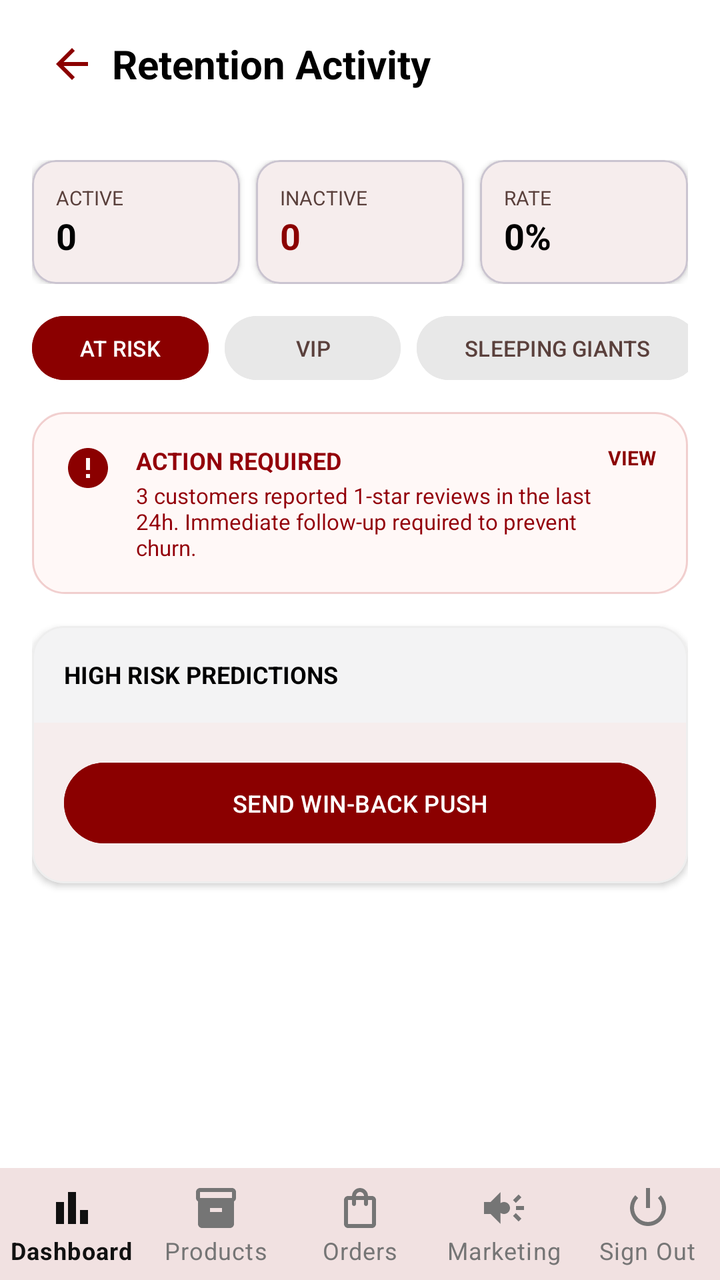
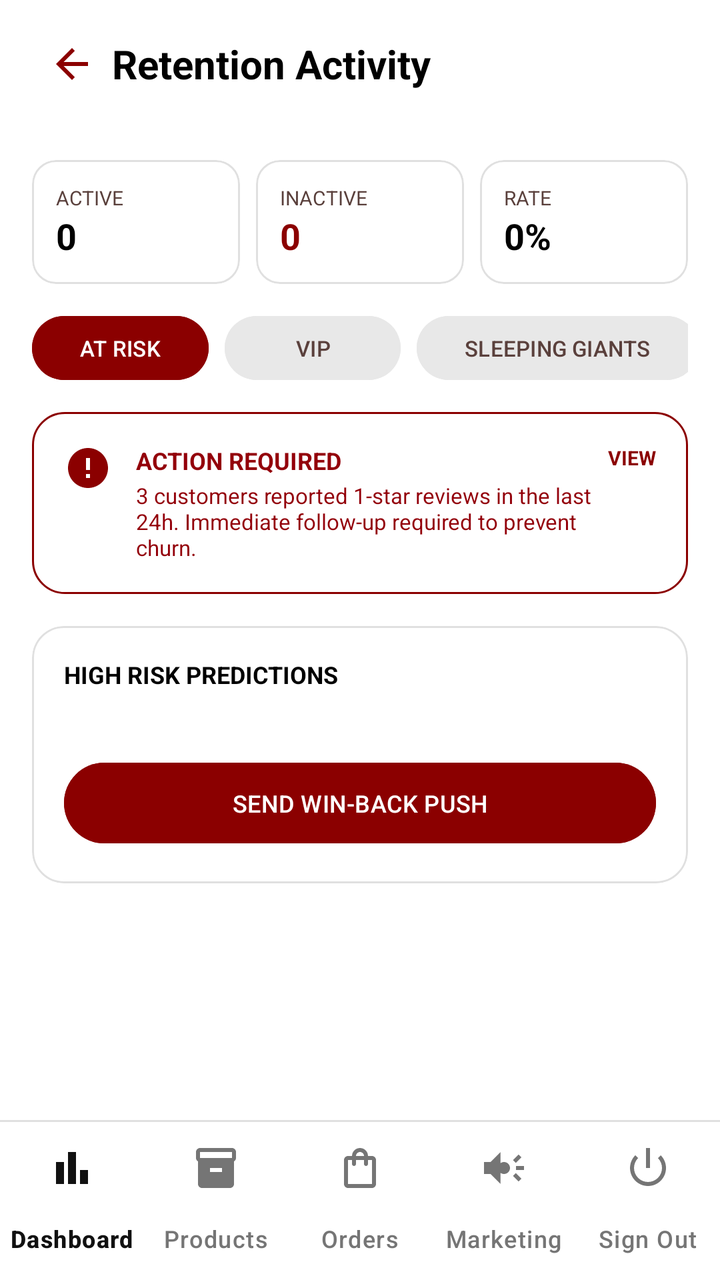

Screens rendered from an Android XML layout before and after an edit, with the pre-edit source and the edit as a unified diff.
<!-- AndroidManifest.xml: application theme Theme.TirTirMCommerce -->
<!-- res/layout/activity_admin_churn.xml -->
<?xml version="1.0" encoding="utf-8"?>
<androidx.constraintlayout.widget.ConstraintLayout xmlns:android="http://schemas.android.com/apk/res/android"
    xmlns:app="http://schemas.android.com/apk/res-auto"
    xmlns:tools="http://schemas.android.com/tools"
    android:layout_width="match_parent"
    android:layout_height="match_parent"
    android:background="@color/tirtir_surface">

    
    <androidx.appcompat.widget.Toolbar
        android:id="@+id/toolbarAdminChurn"
        android:layout_width="match_parent"
        android:layout_height="?attr/actionBarSize"
        android:background="@color/white"
        app:elevation="4dp"
        app:layout_constraintTop_toTopOf="parent">

        <LinearLayout
            android:layout_width="match_parent"
            android:layout_height="wrap_content"
            android:gravity="center_vertical"
            android:orientation="horizontal">

            <ImageView
                android:id="@+id/btnBack"
                android:layout_width="40dp"
                android:layout_height="40dp"
                android:background="?attr/selectableItemBackgroundBorderless"
                android:padding="8dp"
                android:src="@drawable/ic_arrow_back"
                app:tint="@color/tirtir_red_primary" />

            <TextView
                android:layout_width="0dp"
                android:layout_height="wrap_content"
                android:layout_weight="1"
                android:text="Retention Activity"
                android:textColor="@color/black"
                android:textSize="20sp"
                android:textStyle="bold" />
        </LinearLayout>
    </androidx.appcompat.widget.Toolbar>

    <ScrollView
        android:layout_width="match_parent"
        android:layout_height="0dp"
        android:fillViewport="true"
        app:layout_constraintBottom_toTopOf="@id/bottomNavAdmin"
        app:layout_constraintTop_toBottomOf="@id/toolbarAdminChurn">

        <LinearLayout
            android:layout_width="match_parent"
            android:layout_height="wrap_content"
            android:orientation="vertical"
            android:padding="16dp">

            
            <LinearLayout
                android:layout_width="match_parent"
                android:layout_height="wrap_content"
                android:baselineAligned="false"
                android:orientation="horizontal">

                
                <com.google.android.material.card.MaterialCardView
                    android:layout_width="0dp"
                    android:layout_height="wrap_content"
                    android:layout_marginEnd="8dp"
                    android:layout_weight="1"
                    app:cardBackgroundColor="@color/white"
                    app:cardCornerRadius="12dp"
                    app:cardElevation="2dp">
                    <LinearLayout
                        android:layout_width="match_parent"
                        android:layout_height="wrap_content"
                        android:orientation="vertical"
                        android:padding="12dp">
                        <TextView
                            android:layout_width="wrap_content"
                            android:layout_height="wrap_content"
                            android:text="ACTIVE"
                            android:textColor="@color/tirtir_text_secondary"
                            android:textSize="10sp" />
                        <TextView
                            android:id="@+id/tvActiveCount"
                            android:layout_width="wrap_content"
                            android:layout_height="wrap_content"
                            android:text="0"
                            android:textColor="@color/black"
                            android:textSize="18sp"
                            android:textStyle="bold" />
                    </LinearLayout>
                </com.google.android.material.card.MaterialCardView>

                
                <com.google.android.material.card.MaterialCardView
                    android:layout_width="0dp"
                    android:layout_height="wrap_content"
                    android:layout_marginEnd="8dp"
                    android:layout_weight="1"
                    app:cardBackgroundColor="@color/white"
                    app:cardCornerRadius="12dp"
                    app:cardElevation="2dp">
                    <LinearLayout
                        android:layout_width="match_parent"
                        android:layout_height="wrap_content"
                        android:orientation="vertical"
                        android:padding="12dp">
                        <TextView
                            android:layout_width="wrap_content"
                            android:layout_height="wrap_content"
                            android:text="INACTIVE"
                            android:textColor="@color/tirtir_text_secondary"
                            android:textSize="10sp" />
                        <TextView
                            android:id="@+id/tvInactiveCount"
                            android:layout_width="wrap_content"
                            android:layout_height="wrap_content"
                            android:text="0"
                            android:textColor="@color/tirtir_red_primary"
                            android:textSize="18sp"
                            android:textStyle="bold" />
                    </LinearLayout>
                </com.google.android.material.card.MaterialCardView>

                
                <com.google.android.material.card.MaterialCardView
                    android:layout_width="0dp"
                    android:layout_height="wrap_content"
                    android:layout_weight="1"
                    app:cardBackgroundColor="@color/white"
                    app:cardCornerRadius="12dp"
                    app:cardElevation="2dp">
                    <LinearLayout
                        android:layout_width="match_parent"
                        android:layout_height="wrap_content"
                        android:orientation="vertical"
                        android:padding="12dp">
                        <TextView
                            android:layout_width="wrap_content"
                            android:layout_height="wrap_content"
                            android:text="RATE"
                            android:textColor="@color/tirtir_text_secondary"
                            android:textSize="10sp" />
                        <TextView
                            android:id="@+id/tvRetentionRate"
                            android:layout_width="wrap_content"
                            android:layout_height="wrap_content"
                            android:text="0%"
                            android:textColor="@color/black"
                            android:textSize="18sp"
                            android:textStyle="bold" />
                    </LinearLayout>
                </com.google.android.material.card.MaterialCardView>
            </LinearLayout>

            
            <HorizontalScrollView
                android:layout_width="match_parent"
                android:layout_height="wrap_content"
                android:layout_marginTop="16dp"
                android:scrollbars="none">
                <LinearLayout
                    android:layout_width="wrap_content"
                    android:layout_height="wrap_content"
                    android:orientation="horizontal">
                    <Button
                        android:layout_width="wrap_content"
                        android:layout_height="32dp"
                        android:layout_marginEnd="8dp"
                        android:backgroundTint="@color/tirtir_red_primary"
                        android:insetTop="0dp"
                        android:insetBottom="0dp"
                        android:text="AT RISK"
                        android:textColor="@color/white"
                        android:textSize="11sp" />
                    <Button
                        android:layout_width="wrap_content"
                        android:layout_height="32dp"
                        android:layout_marginEnd="8dp"
                        android:backgroundTint="#E8E8E8"
                        android:insetTop="0dp"
                        android:insetBottom="0dp"
                        android:text="VIP"
                        android:textColor="#5a403c"
                        android:textSize="11sp" />
                    <Button
                        android:layout_width="wrap_content"
                        android:layout_height="32dp"
                        android:layout_marginEnd="8dp"
                        android:backgroundTint="#E8E8E8"
                        android:insetTop="0dp"
                        android:insetBottom="0dp"
                        android:text="SLEEPING GIANTS"
                        android:textColor="#5a403c"
                        android:textSize="11sp" />
                    <Button
                        android:layout_width="wrap_content"
                        android:layout_height="32dp"
                        android:backgroundTint="#E8E8E8"
                        android:insetTop="0dp"
                        android:insetBottom="0dp"
                        android:text="NEW STARTERS"
                        android:textColor="#5a403c"
                        android:textSize="11sp" />
                </LinearLayout>
            </HorizontalScrollView>

            
            <LinearLayout
                android:layout_width="match_parent"
                android:layout_height="wrap_content"
                android:layout_marginTop="16dp"
                android:background="@drawable/bg_alert_error"
                android:orientation="horizontal"
                android:padding="16dp">
                
                <ImageView
                    android:layout_width="24dp"
                    android:layout_height="24dp"
                    android:src="@drawable/ic_error"
                    app:tint="@color/tirtir_red_primary" />
                    
                <LinearLayout
                    android:layout_width="0dp"
                    android:layout_height="wrap_content"
                    android:layout_marginStart="12dp"
                    android:layout_weight="1"
                    android:orientation="vertical">
                    <TextView
                        android:layout_width="wrap_content"
                        android:layout_height="wrap_content"
                        android:text="ACTION REQUIRED"
                        android:textColor="#93000a"
                        android:textSize="12sp"
                        android:textStyle="bold" />
                    <TextView
                        android:layout_width="wrap_content"
                        android:layout_height="wrap_content"
                        android:layout_marginTop="2dp"
                        android:text="3 customers reported 1-star reviews in the last 24h. Immediate follow-up required to prevent churn."
                        android:textColor="#93000a"
                        android:textSize="11sp" />
                </LinearLayout>
                
                <TextView
                    android:layout_width="wrap_content"
                    android:layout_height="wrap_content"
                    android:text="VIEW"
                    android:textColor="@color/tirtir_red_primary"
                    android:textSize="10sp"
                    android:textStyle="bold" />
            </LinearLayout>

            
            <com.google.android.material.card.MaterialCardView
                android:layout_width="match_parent"
                android:layout_height="wrap_content"
                android:layout_marginTop="16dp"
                android:layout_marginBottom="24dp"
                app:cardBackgroundColor="@color/white"
                app:cardCornerRadius="16dp"
                app:cardElevation="2dp"
                app:strokeColor="#eeeeee"
                app:strokeWidth="1dp">

                <LinearLayout
                    android:layout_width="match_parent"
                    android:layout_height="wrap_content"
                    android:orientation="vertical">

                    <RelativeLayout
                        android:layout_width="match_parent"
                        android:layout_height="wrap_content"
                        android:background="#f3f3f4"
                        android:padding="16dp">
                        <TextView
                            android:layout_width="wrap_content"
                            android:layout_height="wrap_content"
                            android:layout_alignParentStart="true"
                            android:layout_centerVertical="true"
                            android:text="HIGH RISK PREDICTIONS"
                            android:textColor="@color/black"
                            android:textSize="12sp"
                            android:textStyle="bold" />
                    </RelativeLayout>

                    <androidx.recyclerview.widget.RecyclerView
                        android:id="@+id/rvChurnUsers"
                        android:layout_width="match_parent"
                        android:layout_height="wrap_content"
                        tools:listitem="@layout/item_churn_user" />

                    <Button
                        android:id="@+id/btnWinBackPush"
                        android:layout_width="match_parent"
                        android:layout_height="wrap_content"
                        android:layout_margin="16dp"
                        android:backgroundTint="@color/tirtir_red_primary"
                        android:padding="12dp"
                        android:text="SEND WIN-BACK PUSH"
                        android:textColor="@color/white"
                        android:textSize="12sp" />
                </LinearLayout>
            </com.google.android.material.card.MaterialCardView>

        </LinearLayout>
    </ScrollView>
    
    
    <com.google.android.material.bottomnavigation.BottomNavigationView
        android:id="@+id/bottomNavAdmin"
        style="@style/Widget.MaterialComponents.BottomNavigationView"
        android:layout_width="match_parent"
        android:layout_height="wrap_content"
        android:background="@android:color/white"
        app:backgroundTint="@android:color/white"
        app:itemIconTint="@color/admin_nav_color"
        app:itemTextColor="@color/admin_nav_color"
        app:labelVisibilityMode="labeled"
        app:menu="@menu/menu_admin_bottom_nav"
        app:elevation="8dp"
        app:layout_constraintBottom_toBottomOf="parent"
        app:layout_constraintStart_toStartOf="parent"
        app:layout_constraintEnd_toEndOf="parent" />

</androidx.constraintlayout.widget.ConstraintLayout>
<!-- res/layout/item_churn_user.xml (included above) -->
<?xml version="1.0" encoding="utf-8"?>
<com.google.android.material.card.MaterialCardView xmlns:android="http://schemas.android.com/apk/res/android"
    xmlns:app="http://schemas.android.com/apk/res-auto"
    android:layout_width="match_parent"
    android:layout_height="wrap_content"
    android:layout_marginHorizontal="16dp"
    android:layout_marginVertical="8dp"
    app:cardCornerRadius="12dp"
    app:cardElevation="2dp">

    <LinearLayout
        android:layout_width="match_parent"
        android:layout_height="wrap_content"
        android:orientation="vertical"
        android:padding="16dp">

        <LinearLayout
            android:layout_width="match_parent"
            android:layout_height="wrap_content"
            android:gravity="center_vertical"
            android:orientation="horizontal">

            <LinearLayout
                android:layout_width="0dp"
                android:layout_height="wrap_content"
                android:layout_weight="1"
                android:orientation="vertical">

                <TextView
                    android:id="@+id/tvChurnUserName"
                    android:layout_width="wrap_content"
                    android:layout_height="wrap_content"
                    android:text="User Name"
                    android:textColor="@color/black"
                    android:textSize="16sp"
                    android:textStyle="bold" />

                <TextView
                    android:id="@+id/tvChurnUserEmail"
                    android:layout_width="wrap_content"
                    android:layout_height="wrap_content"
                    android:text="user@example.com"
                    android:textColor="@color/tirtir_text_secondary"
                    android:textSize="12sp" />
            </LinearLayout>

            <com.google.android.material.chip.Chip
                android:id="@+id/chipSegment"
                android:layout_width="wrap_content"
                android:layout_height="wrap_content"
                android:text="Segment"
                android:textColor="@color/white"
                app:chipBackgroundColor="@color/tirtir_red_primary"
                app:chipCornerRadius="16dp"
                app:chipMinHeight="24dp" />
        </LinearLayout>

        <View
            android:layout_width="match_parent"
            android:layout_height="1dp"
            android:layout_marginVertical="12dp"
            android:background="@color/tirtir_surface_variant" />

        <LinearLayout
            android:layout_width="match_parent"
            android:layout_height="wrap_content"
            android:orientation="horizontal">

            <LinearLayout
                android:layout_width="0dp"
                android:layout_height="wrap_content"
                android:layout_weight="1"
                android:orientation="vertical">
                <TextView
                    android:layout_width="wrap_content"
                    android:layout_height="wrap_content"
                    android:text="Recency"
                    android:textSize="10sp"
                    android:textColor="@color/tirtir_text_secondary"/>
                <TextView
                    android:id="@+id/tvScoreR"
                    android:layout_width="wrap_content"
                    android:layout_height="wrap_content"
                    android:text="R: 0"
                    android:textColor="@color/black"
                    android:textSize="14sp"
                    android:textStyle="bold"/>
            </LinearLayout>

            <LinearLayout
                android:layout_width="0dp"
                android:layout_height="wrap_content"
                android:layout_weight="1"
                android:orientation="vertical">
                <TextView
                    android:layout_width="wrap_content"
                    android:layout_height="wrap_content"
                    android:text="Frequency"
                    android:textSize="10sp"
                    android:textColor="@color/tirtir_text_secondary"/>
                <TextView
                    android:id="@+id/tvScoreF"
                    android:layout_width="wrap_content"
                    android:layout_height="wrap_content"
                    android:text="F: 0"
                    android:textColor="@color/black"
                    android:textSize="14sp"
                    android:textStyle="bold"/>
            </LinearLayout>

            <LinearLayout
                android:layout_width="0dp"
                android:layout_height="wrap_content"
                android:layout_weight="1"
                android:orientation="vertical">
                <TextView
                    android:layout_width="wrap_content"
                    android:layout_height="wrap_content"
                    android:text="Monetary"
                    android:textSize="10sp"
                    android:textColor="@color/tirtir_text_secondary"/>
                <TextView
                    android:id="@+id/tvScoreM"
                    android:layout_width="wrap_content"
                    android:layout_height="wrap_content"
                    android:text="M: 0"
                    android:textColor="@color/black"
                    android:textSize="14sp"
                    android:textStyle="bold"/>
            </LinearLayout>
        </LinearLayout>

        <LinearLayout
            android:layout_width="match_parent"
            android:layout_height="wrap_content"
            android:layout_marginTop="16dp"
            android:orientation="horizontal">

            <com.google.android.material.button.MaterialButton
                android:id="@+id/btnSendVoucher"
                style="@style/Widget.MaterialComponents.Button.OutlinedButton"
                android:layout_width="0dp"
                android:layout_height="wrap_content"
                android:layout_marginEnd="8dp"
                android:layout_weight="1"
                android:text="Send Voucher"
                android:textSize="12sp"
                app:cornerRadius="8dp"
                app:strokeColor="@color/tirtir_red_primary" />

            <com.google.android.material.button.MaterialButton
                android:id="@+id/btnSendFCM"
                android:layout_width="0dp"
                android:layout_height="wrap_content"
                android:layout_weight="1"
                android:backgroundTint="@color/tirtir_red_primary"
                android:text="Send Push"
                android:textColor="@color/white"
                android:textSize="12sp"
                app:cornerRadius="8dp" />
        </LinearLayout>
    </LinearLayout>
</com.google.android.material.card.MaterialCardView>
<!-- resources referenced by this layout -->
<resources>
  <color name="black">#000000</color>
  <color name="tirtir_red_primary">#8B0000</color>
  <color name="tirtir_surface">#FFFFFF</color>
  <color name="tirtir_surface_variant">#F2F2F2</color>
  <color name="tirtir_text_secondary">#5A403C</color>
  <color name="white">#FFFFFF</color>
  <!-- drawable bg_alert_error (drawable) -->
  <?xml version="1.0" encoding="utf-8"?>
  <shape xmlns:android="http://schemas.android.com/apk/res/android">
      <solid android:color="#33ffdad6" /> 
      <stroke android:width="1dp" android:color="#33ba1a1a" />
      <corners android:radius="16dp" />
  </shape>
  <!-- drawable ic_arrow_back (drawable) -->
  <vector xmlns:android="http://schemas.android.com/apk/res/android"
      android:width="24dp"
      android:height="24dp"
      android:viewportWidth="24"
      android:viewportHeight="24"
      android:tint="#000000">
    <path
        android:fillColor="@android:color/white"
        android:pathData="M20,11H7.83l5.59,-5.59L12,4l-8,8 8,8 1.41,-1.41L7.83,13H20v-2z"/>
  </vector>
  <!-- drawable ic_error (drawable) -->
  <vector xmlns:android="http://schemas.android.com/apk/res/android"
      android:width="24dp"
      android:height="24dp"
      android:viewportWidth="24"
      android:viewportHeight="24">
      <path
          android:fillColor="#000000"
          android:pathData="M12 2C6.48 2 2 6.48 2 12s4.48 10 10 10 10-4.48 10-10S17.52 2 12 2zm1 15h-2v-2h2v2zm0-4h-2V7h2v6z"/>
  </vector>
  <style name="Theme.TirTirMCommerce" parent="Base.Theme.TirTirMCommerce" />
  <style name="Base.Theme.TirTirMCommerce" parent="Theme.Material3.DayNight.NoActionBar">
          
          <item name="colorPrimary">@color/tirtir_red_primary</item>
          <item name="colorPrimaryDark">@color/tirtir_red_dark</item>
          <item name="colorPrimaryContainer">@color/tirtir_red_surface</item>
  
          
          <item name="colorOnPrimary">@color/tirtir_white</item>
          <item name="colorOnPrimaryContainer">@color/tirtir_red_primary</item>
  
          
          <item name="colorSecondary">@color/tirtir_black</item>
          <item name="colorOnSecondary">@color/tirtir_white</item>
          <item name="colorSecondaryContainer">@color/tirtir_red_surface</item>
          <item name="colorOnSecondaryContainer">@color/tirtir_red_primary</item>
  
          
          <item name="colorSurface">@color/tirtir_white</item>
          <item name="colorOnSurface">@color/tirtir_black</item>
          <item name="colorSurfaceVariant">@color/tirtir_off_white</item>
  
          
          <item name="android:windowBackground">@color/tirtir_off_white</item>
          <item name="android:statusBarColor">@color/tirtir_white</item>
          <item name="android:windowLightStatusBar">true</item>
  
          
          <item name="colorError">@color/tirtir_error</item>
      </style>
  <color name="tirtir_red_dark">#610000</color>
  <color name="tirtir_red_surface">#FFF4F3</color>
  <color name="tirtir_white">#FFFFFF</color>
  <color name="tirtir_black">#1A1C1C</color>
  <color name="tirtir_off_white">#F9F9F9</color>
  <color name="tirtir_error">#D32F2F</color>
</resources>

<!-- the commit's change to res/layout/activity_admin_churn.xml (unified diff, before → after) -->
@@ -4,7 +4,7 @@
     xmlns:tools="http://schemas.android.com/tools"
     android:layout_width="match_parent"
     android:layout_height="match_parent"
-    android:background="@color/tirtir_surface">
+    android:background="@android:color/white">
 
     
     <androidx.appcompat.widget.Toolbar
@@ -67,9 +67,11 @@
                     android:layout_height="wrap_content"
                     android:layout_marginEnd="8dp"
                     android:layout_weight="1"
-                    app:cardBackgroundColor="@color/white"
+                    app:cardBackgroundColor="@android:color/white"
                     app:cardCornerRadius="12dp"
-                    app:cardElevation="2dp">
+                    app:cardElevation="0dp"
+                    app:strokeColor="#E0E0E0"
+                    app:strokeWidth="1dp">
                     <LinearLayout
                         android:layout_width="match_parent"
                         android:layout_height="wrap_content"
@@ -98,9 +100,11 @@
                     android:layout_height="wrap_content"
                     android:layout_marginEnd="8dp"
                     android:layout_weight="1"
-                    app:cardBackgroundColor="@color/white"
+                    app:cardBackgroundColor="@android:color/white"
                     app:cardCornerRadius="12dp"
-                    app:cardElevation="2dp">
+                    app:cardElevation="0dp"
+                    app:strokeColor="#E0E0E0"
+                    app:strokeWidth="1dp">
                     <LinearLayout
                         android:layout_width="match_parent"
                         android:layout_height="wrap_content"
@@ -128,9 +132,11 @@
                     android:layout_width="0dp"
                     android:layout_height="wrap_content"
                     android:layout_weight="1"
-                    app:cardBackgroundColor="@color/white"
+                    app:cardBackgroundColor="@android:color/white"
                     app:cardCornerRadius="12dp"
-                    app:cardElevation="2dp">
+                    app:cardElevation="0dp"
+                    app:strokeColor="#E0E0E0"
+                    app:strokeWidth="1dp">
                     <LinearLayout
                         android:layout_width="match_parent"
                         android:layout_height="wrap_content"
@@ -258,10 +264,10 @@
                 android:layout_height="wrap_content"
                 android:layout_marginTop="16dp"
                 android:layout_marginBottom="24dp"
-                app:cardBackgroundColor="@color/white"
+                app:cardBackgroundColor="@android:color/white"
                 app:cardCornerRadius="16dp"
-                app:cardElevation="2dp"
-                app:strokeColor="#eeeeee"
+                app:cardElevation="0dp"
+                app:strokeColor="#E0E0E0"
                 app:strokeWidth="1dp">
 
                 <LinearLayout
@@ -272,7 +278,7 @@
                     <RelativeLayout
                         android:layout_width="match_parent"
                         android:layout_height="wrap_content"
-                        android:background="#f3f3f4"
+                        android:background="@color/white"
                         android:padding="16dp">
                         <TextView
                             android:layout_width="wrap_content"
@@ -310,16 +316,15 @@
     
     <com.google.android.material.bottomnavigation.BottomNavigationView
         android:id="@+id/bottomNavAdmin"
-        style="@style/Widget.MaterialComponents.BottomNavigationView"
+        style="@style/Widget.TirTir.AdminBottomNav"
         android:layout_width="match_parent"
         android:layout_height="wrap_content"
-        android:background="@android:color/white"
-        app:backgroundTint="@android:color/white"
+        android:background="@drawable/bg_bottom_nav_admin"
+        app:backgroundTint="@null"
         app:itemIconTint="@color/admin_nav_color"
         app:itemTextColor="@color/admin_nav_color"
         app:labelVisibilityMode="labeled"
         app:menu="@menu/menu_admin_bottom_nav"
-        app:elevation="8dp"
         app:layout_constraintBottom_toBottomOf="parent"
         app:layout_constraintStart_toStartOf="parent"
         app:layout_constraintEnd_toEndOf="parent" />
@@ -333,8 +338,11 @@
     android:layout_height="wrap_content"
     android:layout_marginHorizontal="16dp"
     android:layout_marginVertical="8dp"
+    app:cardBackgroundColor="#FFFFFF"
     app:cardCornerRadius="12dp"
-    app:cardElevation="2dp">
+    app:cardElevation="0dp"
+    app:strokeColor="#E0E0E0"
+    app:strokeWidth="1dp">
 
     <LinearLayout
         android:layout_width="match_parent"
@@ -361,7 +369,9 @@
                     android:text="User Name"
                     android:textColor="@color/black"
                     android:textSize="16sp"
-                    android:textStyle="bold" />
+                    android:textStyle="bold"
+                    android:maxLines="1"
+                    android:ellipsize="end" />
 
                 <TextView
                     android:id="@+id/tvChurnUserEmail"
<!-- resource entries referenced after the edit -->
@@ -2,17 +2,32 @@
 <resources>
   <color name="black">#000000</color>
   <color name="tirtir_red_primary">#8B0000</color>
-  <color name="tirtir_surface">#FFFFFF</color>
   <color name="tirtir_surface_variant">#F2F2F2</color>
   <color name="tirtir_text_secondary">#5A403C</color>
   <color name="white">#FFFFFF</color>
   <!-- drawable bg_alert_error (drawable) -->
   <?xml version="1.0" encoding="utf-8"?>
   <shape xmlns:android="http://schemas.android.com/apk/res/android">
-      <solid android:color="#33ffdad6" /> 
-      <stroke android:width="1dp" android:color="#33ba1a1a" />
+      <solid android:color="@android:color/white" />
+      <stroke android:width="1dp" android:color="@color/tirtir_red_primary" />
       <corners android:radius="16dp" />
   </shape>
+  <!-- drawable bg_bottom_nav_admin (drawable) -->
+  <?xml version="1.0" encoding="utf-8"?>
+  <layer-list xmlns:android="http://schemas.android.com/apk/res/android">
+      
+      <item>
+          <shape android:shape="rectangle">
+              <solid android:color="#E0E0E0" />
+          </shape>
+      </item>
+      
+      <item android:top="1dp">
+          <shape android:shape="rectangle">
+              <solid android:color="@android:color/white" />
+          </shape>
+      </item>
+  </layer-list>
   <!-- drawable ic_arrow_back (drawable) -->
   <vector xmlns:android="http://schemas.android.com/apk/res/android"
       android:width="24dp"
@@ -34,12 +49,21 @@
           android:fillColor="#000000"
           android:pathData="M12 2C6.48 2 2 6.48 2 12s4.48 10 10 10 10-4.48 10-10S17.52 2 12 2zm1 15h-2v-2h2v2zm0-4h-2V7h2v6z"/>
   </vector>
+  <style name="Widget.TirTir.AdminBottomNav" parent="Widget.Material3.BottomNavigationView">
+          <item name="android:background">@android:color/white</item>
+          <item name="backgroundTint">@android:color/white</item>
+          <item name="elevation">0dp</item>
+          <item name="itemActiveIndicatorStyle">@style/TransparentActiveIndicator</item>
+      </style>
   <style name="Theme.TirTirMCommerce" parent="Base.Theme.TirTirMCommerce" />
+  <style name="TransparentActiveIndicator" parent="Widget.Material3.BottomNavigationView.ActiveIndicator">
+          <item name="android:color">@android:color/transparent</item>
+      </style>
   <style name="Base.Theme.TirTirMCommerce" parent="Theme.Material3.DayNight.NoActionBar">
           
           <item name="colorPrimary">@color/tirtir_red_primary</item>
           <item name="colorPrimaryDark">@color/tirtir_red_dark</item>
-          <item name="colorPrimaryContainer">@color/tirtir_red_surface</item>
+          <item name="colorPrimaryContainer">#FFFFFF</item>
   
           
           <item name="colorOnPrimary">@color/tirtir_white</item>
@@ -48,7 +72,7 @@
           
           <item name="colorSecondary">@color/tirtir_black</item>
           <item name="colorOnSecondary">@color/tirtir_white</item>
-          <item name="colorSecondaryContainer">@color/tirtir_red_surface</item>
+          <item name="colorSecondaryContainer">#F8F8F8</item>
           <item name="colorOnSecondaryContainer">@color/tirtir_red_primary</item>
   
           
@@ -65,7 +89,6 @@
           <item name="colorError">@color/tirtir_error</item>
       </style>
   <color name="tirtir_red_dark">#610000</color>
-  <color name="tirtir_red_surface">#FFF4F3</color>
   <color name="tirtir_white">#FFFFFF</color>
   <color name="tirtir_black">#1A1C1C</color>
   <color name="tirtir_off_white">#F9F9F9</color>
